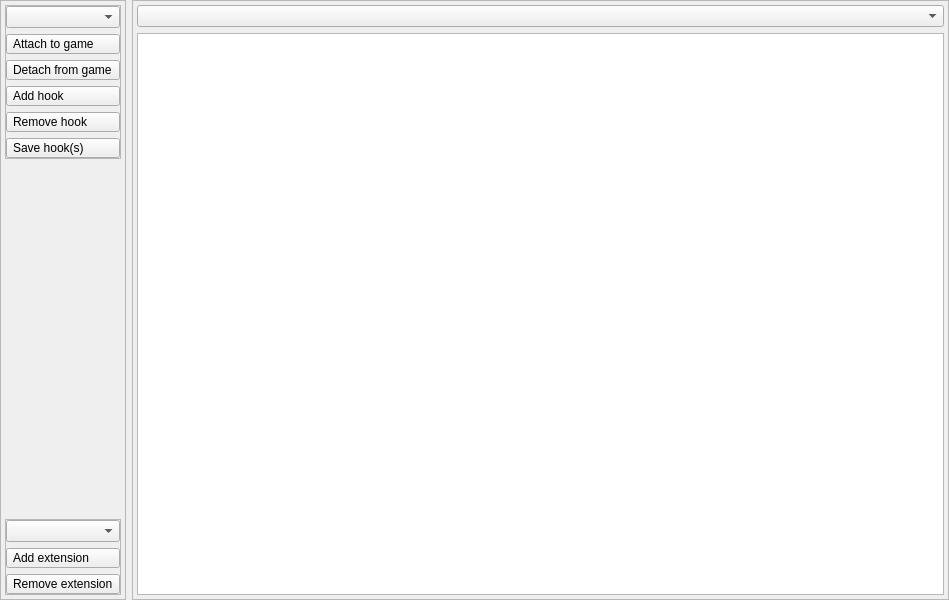
Before: the Qt Designer form GUI/mainwindow.ui in Artikash/Textractor, drawn with Qt 5.
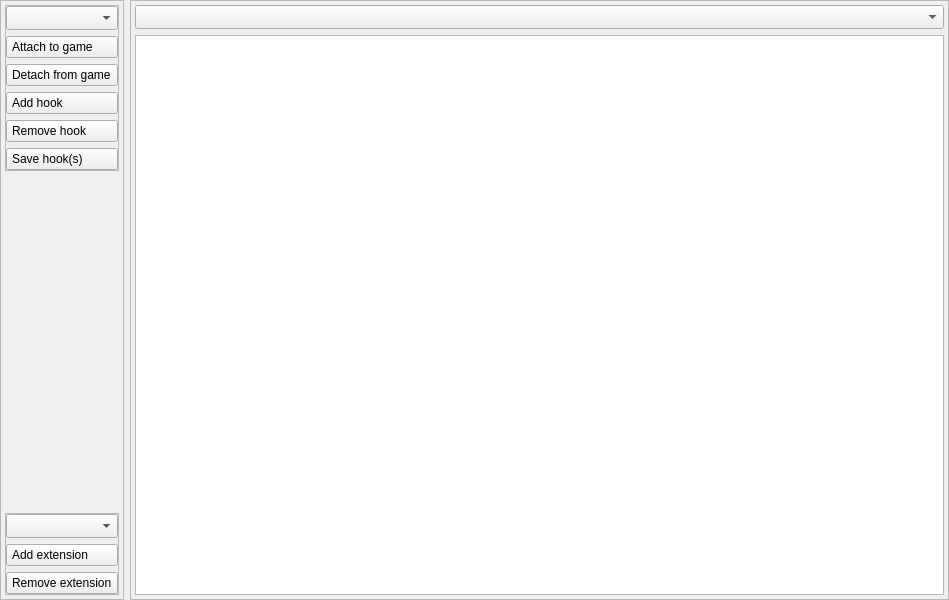
After: the same form once the commit is applied.

```diff
--- a/GUI/mainwindow.ui
+++ b/GUI/mainwindow.ui
@@ -30,10 +30,10 @@
 }
 QPushButton, QComboBox
 {
-	padding-top: 2px;
-	padding-bottom: 2px;
-	padding-right: 6px;
-	padding-left: 6px;
+	padding-top: 3px;
+	padding-bottom: 3px;
+	padding-right: 5px;
+	padding-left: 5px;
 	text-align: left;
 }</string>
   </property>
```
